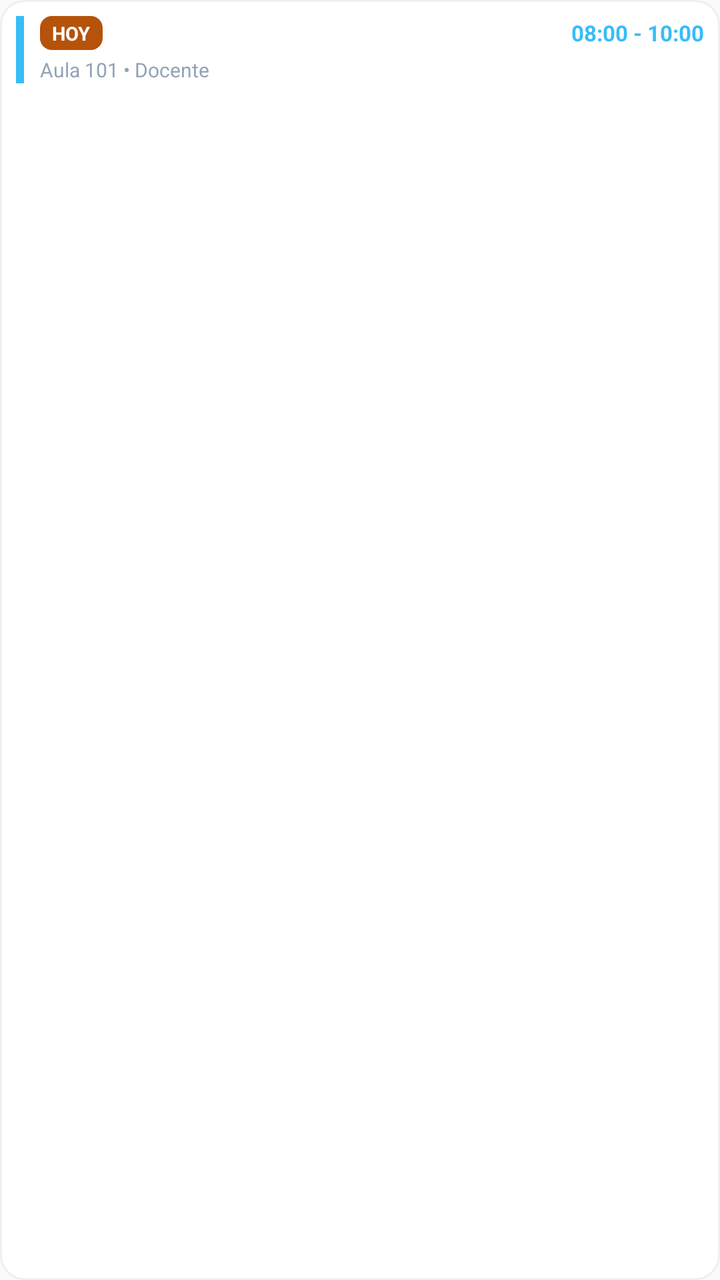
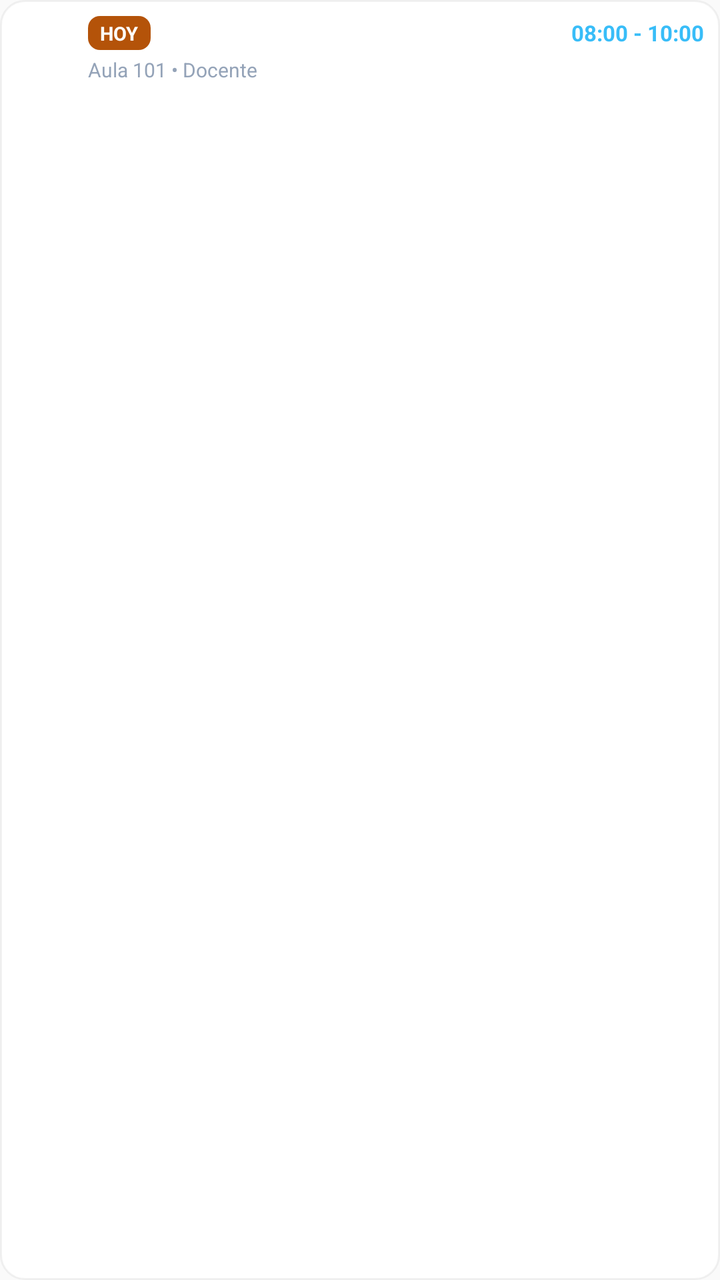

Screens rendered from an Android XML layout before and after an edit, with the pre-edit source and the edit as a unified diff.
<!-- AndroidManifest.xml: application theme AppTheme -->
<!-- res/layout/widget_list_item.xml -->
<?xml version="1.0" encoding="utf-8"?>
<FrameLayout xmlns:android="http://schemas.android.com/apk/res/android"
    android:id="@+id/widget_item_container"
    android:layout_width="match_parent"
    android:layout_height="wrap_content">

    
    <ImageView
        android:id="@+id/widget_item_bg_view"
        android:layout_width="match_parent"
        android:layout_height="match_parent"
        android:src="@drawable/widget_item_bg"
        android:scaleType="fitXY" />

    <LinearLayout
        android:layout_width="match_parent"
        android:layout_height="wrap_content"
        android:orientation="horizontal"
        android:padding="8dp">

        
        <ImageView
            android:id="@+id/widget_item_color_bar"
            android:layout_width="4dp"
            android:layout_height="match_parent"
            android:layout_marginEnd="8dp"
            android:background="#38bdf8"
            android:contentDescription="Color" />

        <LinearLayout
            android:layout_width="0dp"
            android:layout_height="wrap_content"
            android:layout_weight="1"
            android:orientation="vertical">

            
            <LinearLayout
                android:layout_width="match_parent"
                android:layout_height="wrap_content"
                android:gravity="center_vertical"
                android:orientation="horizontal">

                <TextView
                    android:id="@+id/widget_item_badge"
                    android:layout_width="wrap_content"
                    android:layout_height="wrap_content"
                    android:layout_marginEnd="6dp"
                    android:background="@drawable/widget_badge_today_light"
                    android:paddingHorizontal="6dp"
                    android:paddingVertical="2dp"
                    android:text="HOY"
                    android:textColor="#ffffff"
                    android:textSize="9.5sp"
                    android:textStyle="bold" />

                <TextView
                    android:id="@+id/widget_item_title"
                    android:layout_width="0dp"
                    android:layout_height="wrap_content"
                    android:layout_weight="1"
                    android:ellipsize="end"
                    android:maxLines="1"
                    android:text="Título del elemento"
                    android:textColor="#ffffff"
                    android:textSize="12sp"
                    android:textStyle="bold" />

                <TextView
                    android:id="@+id/widget_item_time_or_date"
                    android:layout_width="wrap_content"
                    android:layout_height="wrap_content"
                    android:layout_marginStart="8dp"
                    android:text="08:00 - 10:00"
                    android:textColor="#38bdf8"
                    android:textSize="11sp"
                    android:textStyle="bold" />
            </LinearLayout>

            
            <TextView
                android:id="@+id/widget_item_details"
                android:layout_width="match_parent"
                android:layout_height="wrap_content"
                android:layout_marginTop="3dp"
                android:ellipsize="end"
                android:maxLines="1"
                android:text="Aula 101 • Docente"
                android:textColor="#94a3b8"
                android:textSize="10sp" />
        </LinearLayout>
    </LinearLayout>
</FrameLayout>
<!-- resources referenced by this layout -->
<resources>
  <!-- drawable widget_badge_today_light (drawable) -->
  <?xml version="1.0" encoding="utf-8"?>
  <shape xmlns:android="http://schemas.android.com/apk/res/android"
      android:shape="rectangle">
      <solid android:color="#B45309" />
      <corners android:radius="6dp" />
  </shape>
  <!-- drawable widget_item_bg (drawable) -->
  <?xml version="1.0" encoding="utf-8"?>
  <shape xmlns:android="http://schemas.android.com/apk/res/android"
      android:shape="rectangle">
      <solid android:color="#FFFFFF" />
      <corners android:radius="12dp" />
      <stroke
          android:width="1dp"
          android:color="#1A808080" />
  </shape>
  <style name="AppTheme" parent="Theme.AppCompat.Light.DarkActionBar">
          
          <item name="colorPrimary">@color/colorPrimary</item>
          <item name="colorPrimaryDark">@color/colorPrimaryDark</item>
          <item name="colorAccent">@color/colorAccent</item>
      </style>
</resources>

<!-- the commit's change to res/layout/widget_list_item.xml (unified diff, before → after) -->
@@ -19,13 +19,27 @@
         android:padding="8dp">
 
         
-        <ImageView
-            android:id="@+id/widget_item_color_bar"
-            android:layout_width="4dp"
-            android:layout_height="match_parent"
-            android:layout_marginEnd="8dp"
-            android:background="#38bdf8"
-            android:contentDescription="Color" />
+        <FrameLayout
+            android:layout_width="28dp"
+            android:layout_height="28dp"
+            android:layout_gravity="center_vertical"
+            android:layout_marginEnd="8dp">
+
+            <ImageView
+                android:id="@+id/widget_item_icon_bg"
+                android:layout_width="match_parent"
+                android:layout_height="match_parent"
+                android:src="@drawable/widget_subject_icon_bg"
+                android:importantForAccessibility="no" />
+
+            <ImageView
+                android:id="@+id/widget_item_icon"
+                android:layout_width="16dp"
+                android:layout_height="16dp"
+                android:layout_gravity="center"
+                android:src="@drawable/ic_subject_book"
+                android:importantForAccessibility="no" />
+        </FrameLayout>
 
         <LinearLayout
             android:layout_width="0dp"
<!-- resource entries referenced after the edit -->
@@ -1,5 +1,27 @@
 <!-- resources referenced by this layout -->
 <resources>
+  <!-- drawable ic_subject_book (drawable) -->
+  <?xml version="1.0" encoding="utf-8"?>
+  <vector xmlns:android="http://schemas.android.com/apk/res/android"
+      android:width="24dp"
+      android:height="24dp"
+      android:viewportWidth="24"
+      android:viewportHeight="24">
+      <path
+          android:pathData="M 12 5 v 16"
+          android:fillColor="#00000000"
+          android:strokeColor="#FFFFFFFF"
+          android:strokeWidth="2"
+          android:strokeLineCap="round"
+          android:strokeLineJoin="round" />
+      <path
+          android:pathData="M 20.001 19 A 2 2 0 0 0 22 17 V 5 a 2 2 0 0 0 -1.999 -2 L 16 3.002 A 5 5 0 0 0 12 5 a 5 5 0 0 0 -4 -2 H 4 a 2 2 0 0 0 -2 2 v 12 a 2 2 0 0 0 1.999 2 H 8 a 5 5 0 0 1 4 2 5 5 0 0 1 4 -2 z"
+          android:fillColor="#00000000"
+          android:strokeColor="#FFFFFFFF"
+          android:strokeWidth="2"
+          android:strokeLineCap="round"
+          android:strokeLineJoin="round" />
+  </vector>
   <!-- drawable widget_badge_today_light (drawable) -->
   <?xml version="1.0" encoding="utf-8"?>
   <shape xmlns:android="http://schemas.android.com/apk/res/android"
@@ -17,6 +39,11 @@
           android:width="1dp"
           android:color="#1A808080" />
   </shape>
+  <!-- drawable widget_subject_icon_bg (drawable) -->
+  <?xml version="1.0" encoding="utf-8"?>
+  <shape xmlns:android="http://schemas.android.com/apk/res/android" android:shape="oval">
+      <solid android:color="#FFFFFFFF" />
+  </shape>
   <style name="AppTheme" parent="Theme.AppCompat.Light.DarkActionBar">
           
           <item name="colorPrimary">@color/colorPrimary</item>
